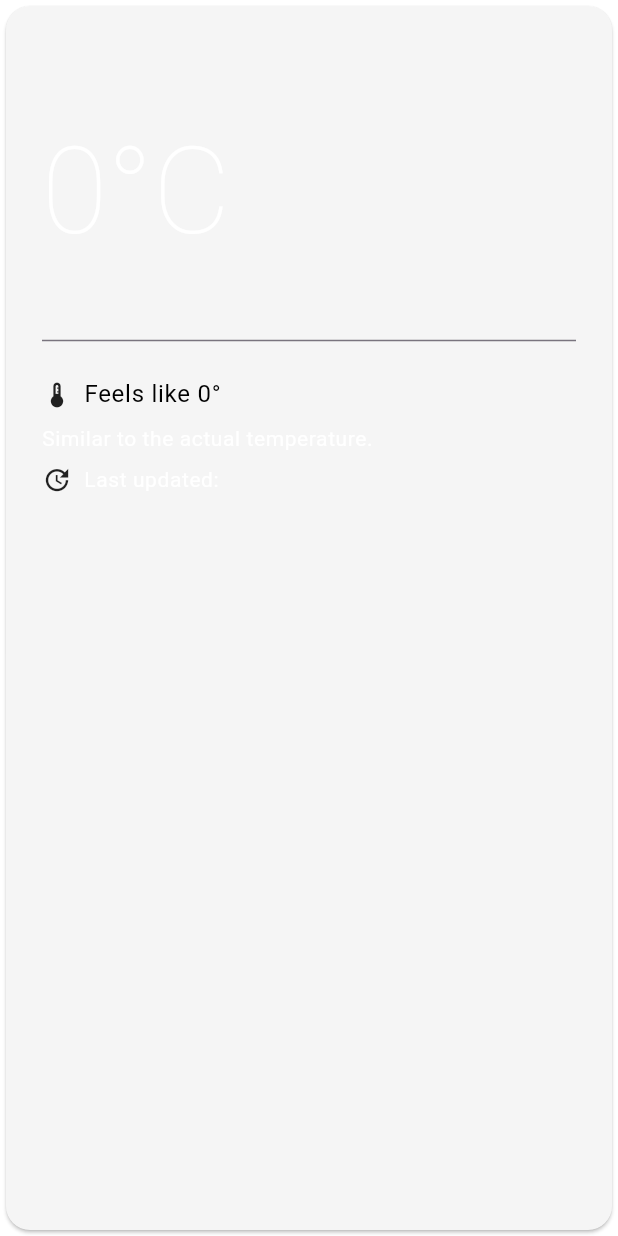
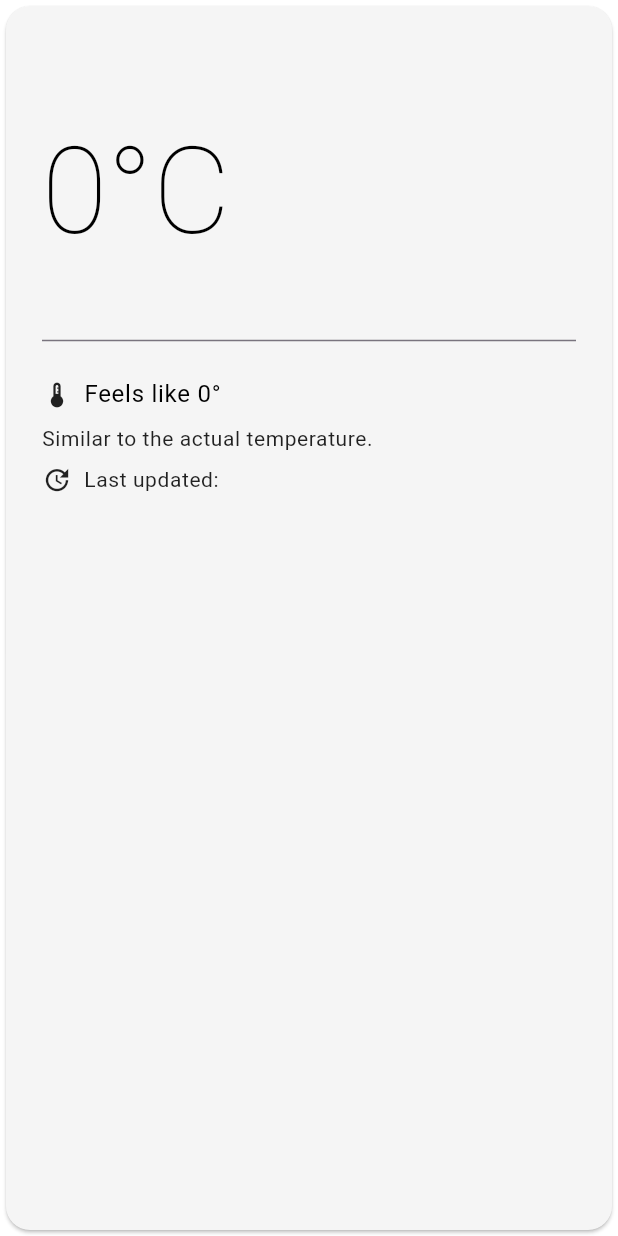
Before and after one commit to suvojeet-sengupta/Family-Message, a Flutter app: the CurrentWeather widget shown alone on an empty page, opened directly with empty values, on a phone screen of 412 x 824 dp. Run offline on Flutter 3.47's test engine with Material 3 defaults, Android fonts, the phone set to English and light mode, and no system bars; drawn by our look-alikes of flutter_animate; our stand-ins replace connectivity_plus, geocoding, geolocator, logger, reorderable_grid_view, shared_preferences and 2 more; accounts and stored records are empty.

Commit message:
fix: Correct card and text color in weather details screen

```diff
--- a/lib/config/app_themes.dart
+++ b/lib/config/app_themes.dart
@@ -29,8 +29,11 @@ class AppThemes {
       foregroundColor: Colors.white,
     ),
     textTheme: const TextTheme(
+      displayLarge: TextStyle(color: Colors.white),
+      displaySmall: TextStyle(color: Colors.white),
       bodyLarge: TextStyle(color: Colors.white),
       bodyMedium: TextStyle(color: Colors.white70),
+      bodySmall: TextStyle(color: Colors.white70),
       titleLarge: TextStyle(color: Colors.white),
       titleMedium: TextStyle(color: Colors.white),
       titleSmall: TextStyle(color: Colors.white70),
@@ -80,8 +83,11 @@ class AppThemes {
       foregroundColor: Colors.black, // Darker app bar icons/text
     ),
     textTheme: const TextTheme(
+      displayLarge: TextStyle(color: Colors.black),
+      displaySmall: TextStyle(color: Colors.black),
       bodyLarge: TextStyle(color: Colors.black),
       bodyMedium: TextStyle(color: Colors.black87),
+      bodySmall: TextStyle(color: Colors.black87),
       titleLarge: TextStyle(color: Colors.black),
       titleMedium: TextStyle(color: Colors.black),
       titleSmall: TextStyle(color: Colors.black87),
--- a/lib/widgets/CurrentWeather.dart
+++ b/lib/widgets/CurrentWeather.dart
@@ -27,6 +27,7 @@ class CurrentWeather extends StatelessWidget {
   @override
   Widget build(BuildContext context) {
     return Card(
+      color: Theme.of(context).cardTheme.color,
       shape: RoundedRectangleBorder(
         borderRadius: BorderRadius.circular(16),
       ),
```
